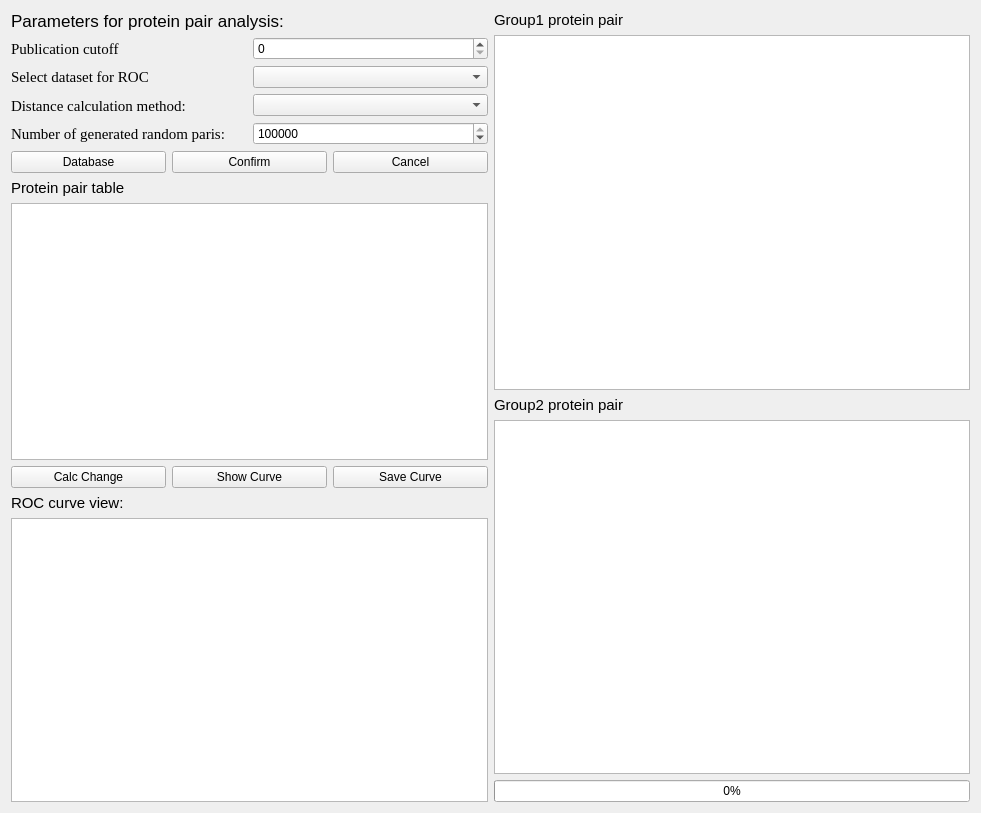
hcji/ProSAP, file AnalROC.ui: the form before one commit.
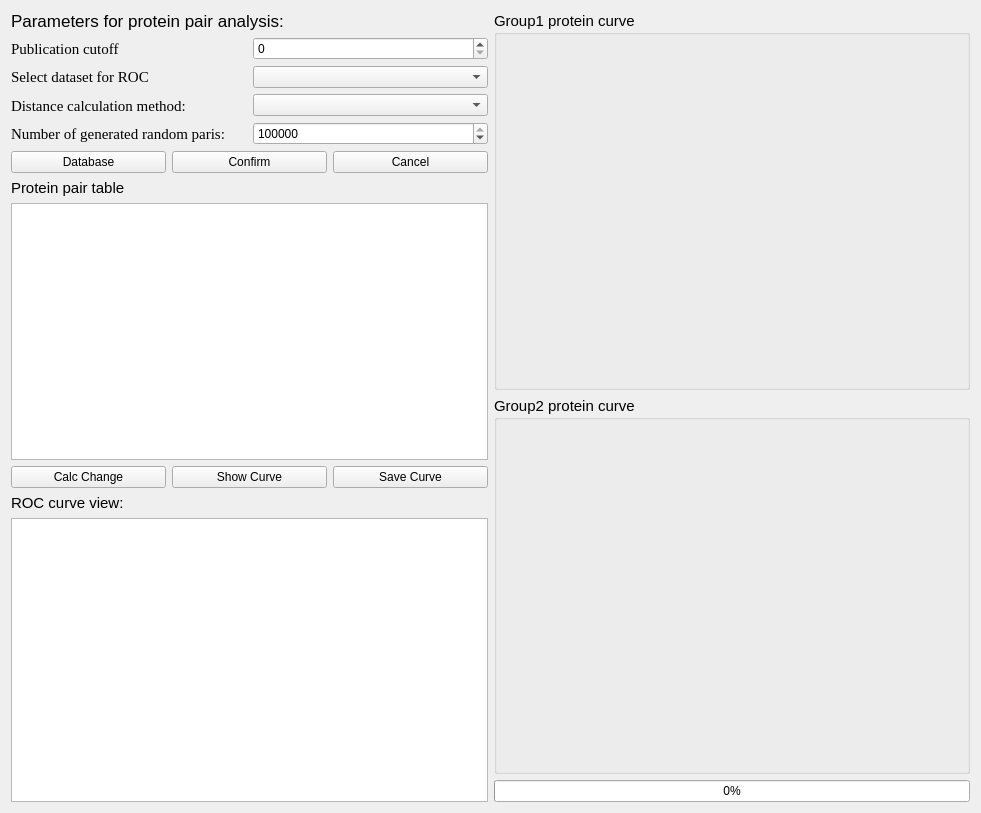
The form after the commit.

Commit message: protein pair plot

Patch:
```diff
--- a/AnalROC.ui
+++ b/AnalROC.ui
@@ -224,41 +224,35 @@
          <item>
           <layout class="QVBoxLayout" name="verticalLayout_7">
            <item>
-            <widget class="QLabel" name="label_8">
+            <widget class="QGroupBox" name="groupBox_1">
              <property name="font">
               <font>
                <family>Arial</family>
                <pointsize>11</pointsize>
               </font>
              </property>
-             <property name="text">
-              <string>Group1 protein pair</string>
+             <property name="title">
+              <string>Group1 protein curve</string>
              </property>
             </widget>
            </item>
-           <item>
-            <widget class="QGraphicsView" name="graphicsView_2"/>
-           </item>
           </layout>
          </item>
          <item>
           <layout class="QVBoxLayout" name="verticalLayout_9">
            <item>
-            <widget class="QLabel" name="label_9">
+            <widget class="QGroupBox" name="groupBox_2">
              <property name="font">
               <font>
                <family>Arial</family>
                <pointsize>11</pointsize>
               </font>
              </property>
-             <property name="text">
-              <string>Group2 protein pair</string>
+             <property name="title">
+              <string>Group2 protein curve</string>
              </property>
             </widget>
            </item>
-           <item>
-            <widget class="QGraphicsView" name="graphicsView_3"/>
-           </item>
           </layout>
          </item>
         </layout>
```
The commit also changes 5 other files.
